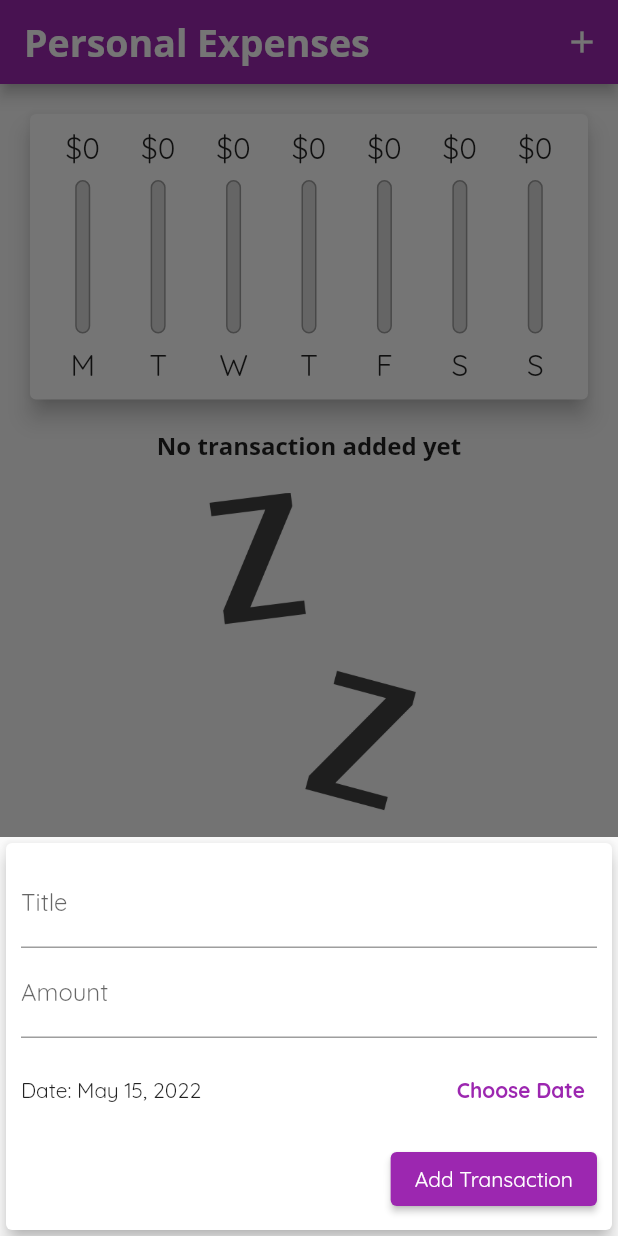
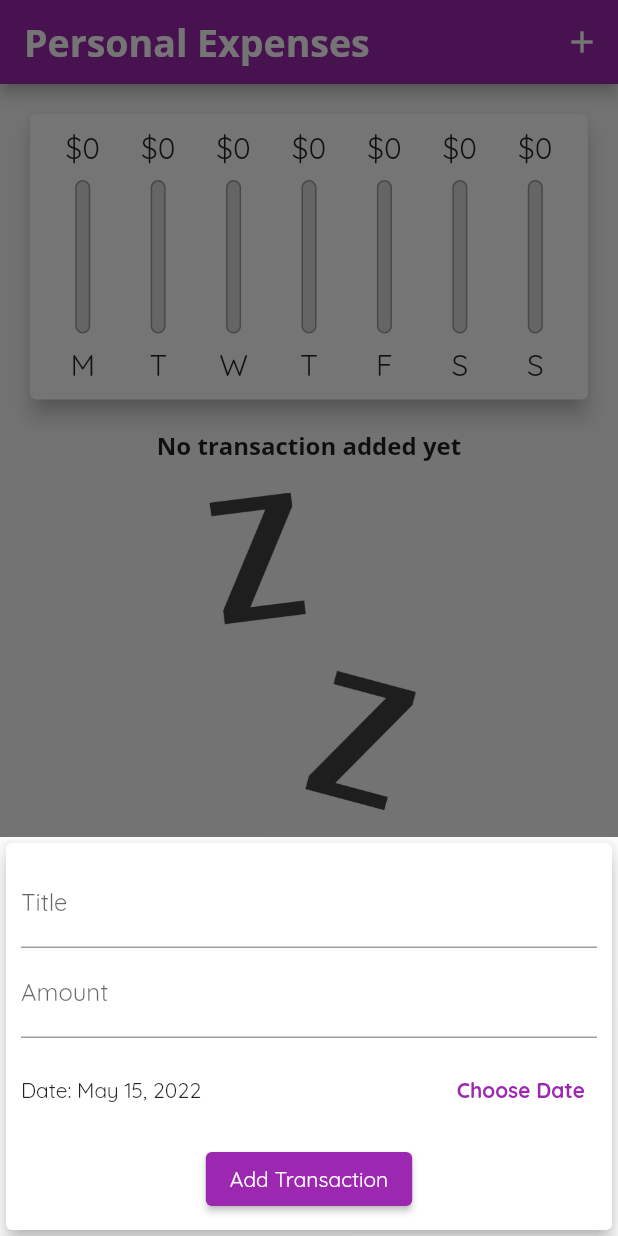
Before and after one commit to Abid-Hasan/fnd-personal-expenses, a Flutter app: the screen it shows after launch, after a tap on the "add" icon, on a phone screen of 412 x 824 dp. Run offline on Flutter 3.47's test engine with Material 2 defaults, Android fonts, the phone set to English and light mode, and no system bars.

Commit message:
Version 2.0 (responsive and adaptive)

```diff
--- a/lib/widgets/new_transaction.dart
+++ b/lib/widgets/new_transaction.dart
@@ -1,3 +1,6 @@
+import 'dart:io';
+
+import 'package:flutter/cupertino.dart';
 import 'package:flutter/material.dart';
 import 'package:intl/intl.dart';
 
@@ -58,7 +61,7 @@ class _NewTransactionState extends State<NewTransaction> {
             bottom: MediaQuery.of(context).viewInsets.bottom + 10,
           ),
           child: Column(
-            crossAxisAlignment: CrossAxisAlignment.end,
+            crossAxisAlignment: CrossAxisAlignment.center,
             children: [
               TextField(
                 decoration: const InputDecoration(labelText: "Title"),
@@ -77,7 +80,17 @@ class _NewTransactionState extends State<NewTransaction> {
                   mainAxisAlignment: MainAxisAlignment.spaceBetween,
                   children: [
                     Text("Date: ${DateFormat.yMMMd().format(_selectedDate)}"),
-                    TextButton(
+                    Platform.isIOS
+                        ? CupertinoButton(
+                            child: Text(
+                              "Choose Date",
+                              style: TextStyle(
+                                fontWeight: FontWeight.bold,
+                              ),
+                            ),
+                            onPressed: _presentDatePicker,
+                          )
+                        : TextButton(
                             child: Text(
                               "Choose Date",
                               style: TextStyle(
@@ -89,7 +102,15 @@ class _NewTransactionState extends State<NewTransaction> {
                   ],
                 ),
               ),
-              ElevatedButton(
+              Platform.isIOS
+                  ? CupertinoButton(
+                      color: Theme.of(context).primaryColor,
+                      child: const Text("Add Transaction"),
+                      onPressed: () {
+                        _submitData();
+                      },
+                    )
+                  : ElevatedButton(
                       child: const Text("Add Transaction"),
                       onPressed: () {
                         _submitData();
```
Lines whose indentation alone changed are shown as unchanged.
